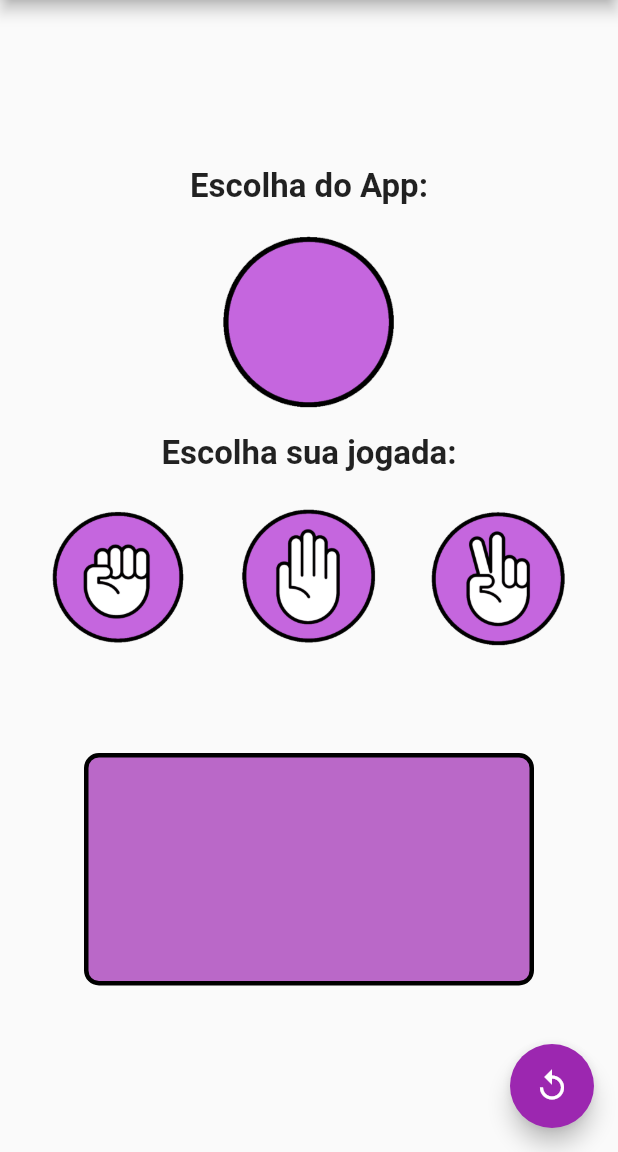
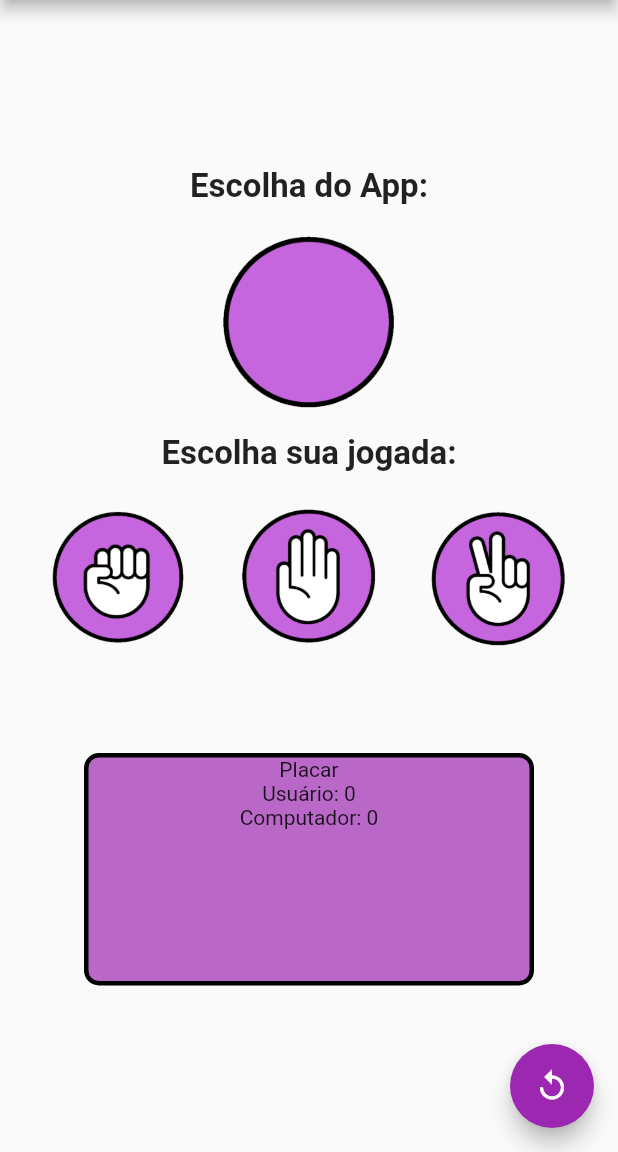
Before and after one commit to luizmineiro/PROG4_AVAL1, a Flutter app: the screen it shows after launch, on a phone screen of 412 x 824 dp, the part 84-1236 px from its top. Run offline on Flutter 3.47's test engine with Material 2 defaults, Android fonts, the phone set to English and light mode, and no system bars.

Commit message:
add score

```diff
--- a/lib/src/screen/jokenpo_home_page.dart
+++ b/lib/src/screen/jokenpo_home_page.dart
@@ -14,7 +14,9 @@ class _JokenpoHomePageState extends State<JokenpoHomePage> {
   String _result = '';
   String _playerChoice = '';
   String _computerChoice = '';
-  String _previousComputerChoice = "";
+  String _previousComputerChoice = '';
+  int _playerScore = 0;
+  int _computerScore = 0;
   var _imagemApp = const AssetImage("assets/images/padrao.png");
 
   final List<String> _choices = ['Pedra', 'Papel', 'Tesoura'];
@@ -39,6 +41,12 @@ class _JokenpoHomePageState extends State<JokenpoHomePage> {
       _computerChoice = _choices[computerIndex];
 
       _result = _getResult(_playerChoice, _computerChoice)!;
+
+      if (_result == "Você venceu!") {
+        _playerScore++;
+      } else if (_result == "Você perdeu!") {
+        _computerScore++;
+      }
     });
   }
 
@@ -153,8 +161,12 @@ class _JokenpoHomePageState extends State<JokenpoHomePage> {
                     width: 3,
                   ),
                 ),
-                child: const Column(
-                  children: [],
+                child: Column(
+                  children: [
+                    const Text("Placar"),
+                    Text("Usuário: $_playerScore"),
+                    Text("Computador: $_computerScore"),
+                  ],
                 ),
               ),
             ),
```
